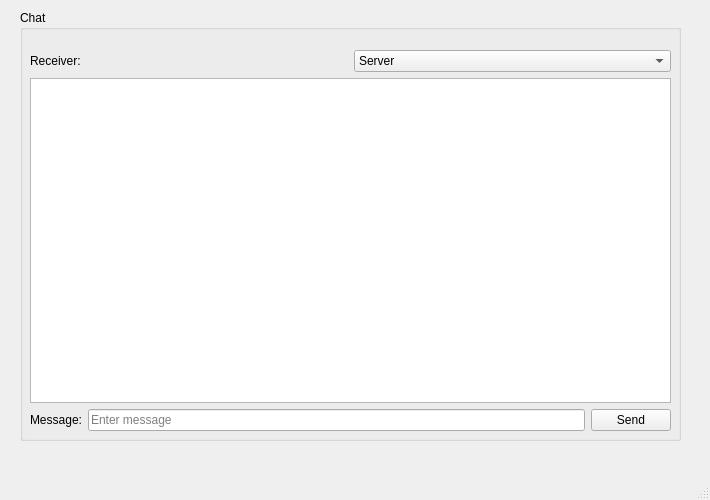
This is Client/ClientWindow.ui in fozboom/qt-network-chat as Qt 5 draws it before an edit. The edited form follows.
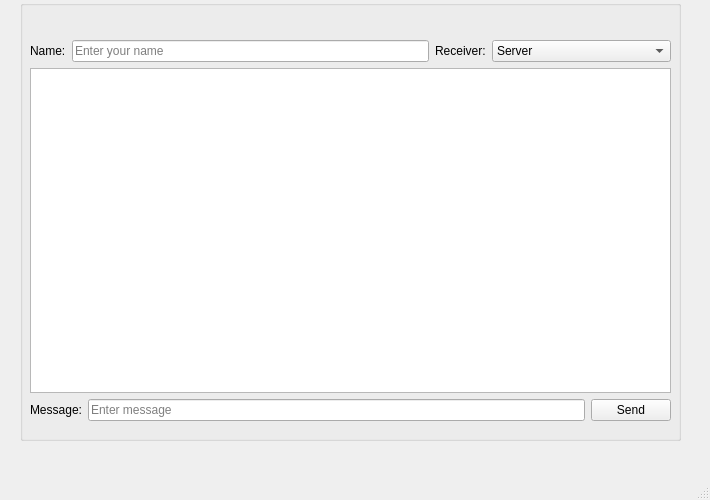
This is the edited form.

What changed in the file:
```diff
--- a/Client/ClientWindow.ui
+++ b/Client/ClientWindow.ui
@@ -18,13 +18,13 @@
     <property name="geometry">
      <rect>
       <x>20</x>
-      <y>10</y>
+      <y>0</y>
       <width>661</width>
-      <height>431</height>
+      <height>441</height>
      </rect>
     </property>
     <property name="title">
-     <string>Chat</string>
+     <string/>
     </property>
     <widget class="QWidget" name="layoutWidget">
      <property name="geometry">
@@ -37,7 +37,21 @@
      </property>
      <layout class="QVBoxLayout" name="verticalLayout_2">
       <item>
-       <layout class="QHBoxLayout" name="horizontalLayout">
+       <layout class="QHBoxLayout" name="horizontalLayout" stretch="0,2,0,1">
+        <item>
+         <widget class="QLabel" name="label_3">
+          <property name="text">
+           <string>Name:</string>
+          </property>
+         </widget>
+        </item>
+        <item>
+         <widget class="QLineEdit" name="nameEdit">
+          <property name="placeholderText">
+           <string>Enter your name</string>
+          </property>
+         </widget>
+        </item>
         <item>
          <widget class="QLabel" name="label_2">
           <property name="text">
```
